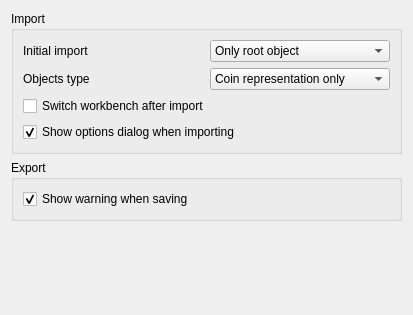
Before: the Qt Designer form ui/preferencesNativeIFC.ui in yorikvanhavre/FreeCAD-NativeIFC, drawn with Qt 5.
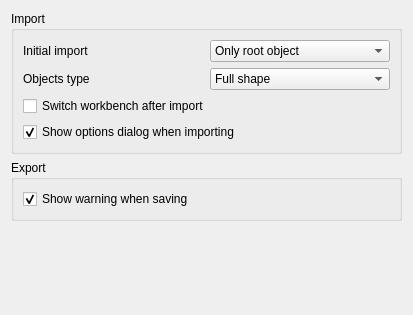
After: the same form once the commit is applied. Custom widgets are drawn as their Qt base class.

```diff
--- a/ui/preferencesNativeIFC.ui
+++ b/ui/preferencesNativeIFC.ui
@@ -70,7 +70,7 @@
            <string>The type of object created at import. Coin only is much faster, but you don't get the full shape information. You can convert between the two anytime by right-clicking the object tree</string>
           </property>
           <property name="currentIndex">
-           <number>1</number>
+           <number>0</number>
           </property>
           <property name="prefEntry" stdset="0">
            <cstring>ShapeMode</cstring>
```
Left out of the diff: 5 changed lines with no effect on the pictures.
